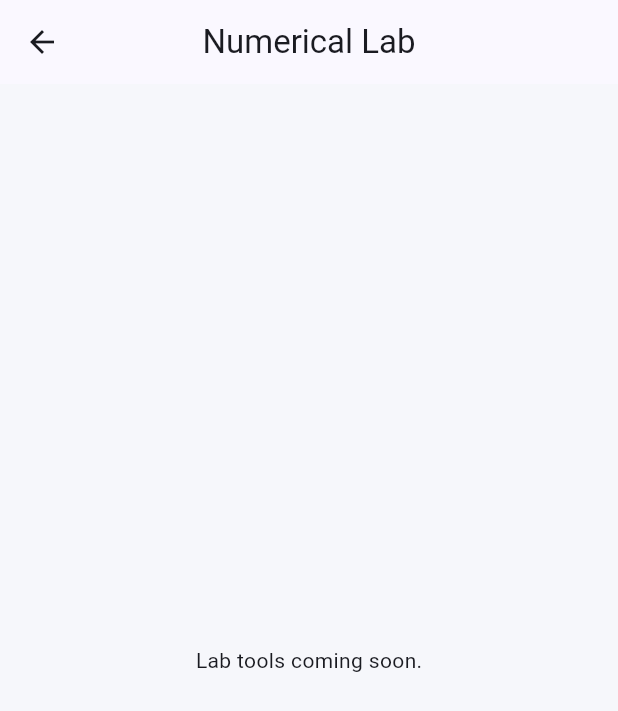
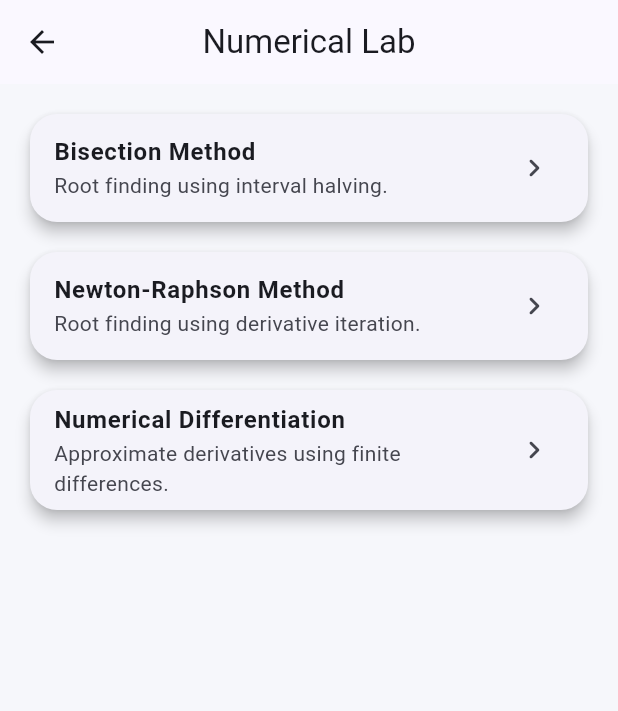
Before and after one commit to nargesalh/Numerical_Computing_app, a Flutter app: the LabPage screen opened directly, on a phone screen of 412 x 824 dp. Shown: the top 711 px of the screen. Run offline on Flutter 3.47's test engine with Material 3 defaults, Android fonts, the phone set to English and light mode, and no system bars.

Commit message:
feat: add lab methods list with clean architecture structure

```diff
--- /dev/null
+++ b/lib/features/lab/data/methods_repository.dart
@@ -0,0 +1,21 @@
+import '../domain/models/numerical_method.dart';
+
+class MethodsRepository {
+  static const methods = [
+    NumericalMethod(
+      id: 'bisection',
+      title: 'Bisection Method',
+      description: 'Root finding using interval halving.',
+    ),
+    NumericalMethod(
+      id: 'newton',
+      title: 'Newton-Raphson Method',
+      description: 'Root finding using derivative iteration.',
+    ),
+    NumericalMethod(
+      id: 'numerical_diff',
+      title: 'Numerical Differentiation',
+      description: 'Approximate derivatives using finite differences.',
+    ),
+  ];
+}
--- /dev/null
+++ b/lib/features/lab/domain/models/numerical_method.dart
@@ -0,0 +1,11 @@
+class NumericalMethod {
+  final String id;
+  final String title;
+  final String description;
+
+  const NumericalMethod({
+    required this.id,
+    required this.title,
+    required this.description,
+  });
+}
--- a/lib/features/lab/presentation/lab_page.dart
+++ b/lib/features/lab/presentation/lab_page.dart
@@ -1,13 +1,41 @@
 import 'package:flutter/material.dart';
+import '../data/methods_repository.dart';
 
 class LabPage extends StatelessWidget {
   const LabPage({super.key});
 
   @override
   Widget build(BuildContext context) {
+    final methods = MethodsRepository.methods;
+
     return Scaffold(
       appBar: AppBar(title: const Text('Numerical Lab')),
-      body: const Center(child: Text('Lab tools coming soon.')),
+      body: ListView.builder(
+        padding: const EdgeInsets.all(16),
+        itemCount: methods.length,
+        itemBuilder: (context, index) {
+          final method = methods[index];
+
+          return Padding(
+            padding: const EdgeInsets.only(bottom: 12),
+            child: Card(
+              child: ListTile(
+                title: Text(
+                  method.title,
+                  style: const TextStyle(fontWeight: FontWeight.w700),
+                ),
+                subtitle: Text(method.description),
+                trailing: const Icon(Icons.chevron_right_rounded),
+                onTap: () {
+                  ScaffoldMessenger.of(context).showSnackBar(
+                    SnackBar(content: Text('${method.title} coming soon')),
+                  );
+                },
+              ),
+            ),
+          );
+        },
+      ),
     );
   }
 }
```
Also changed, not shown: lib/New Text Document.txt (added).
